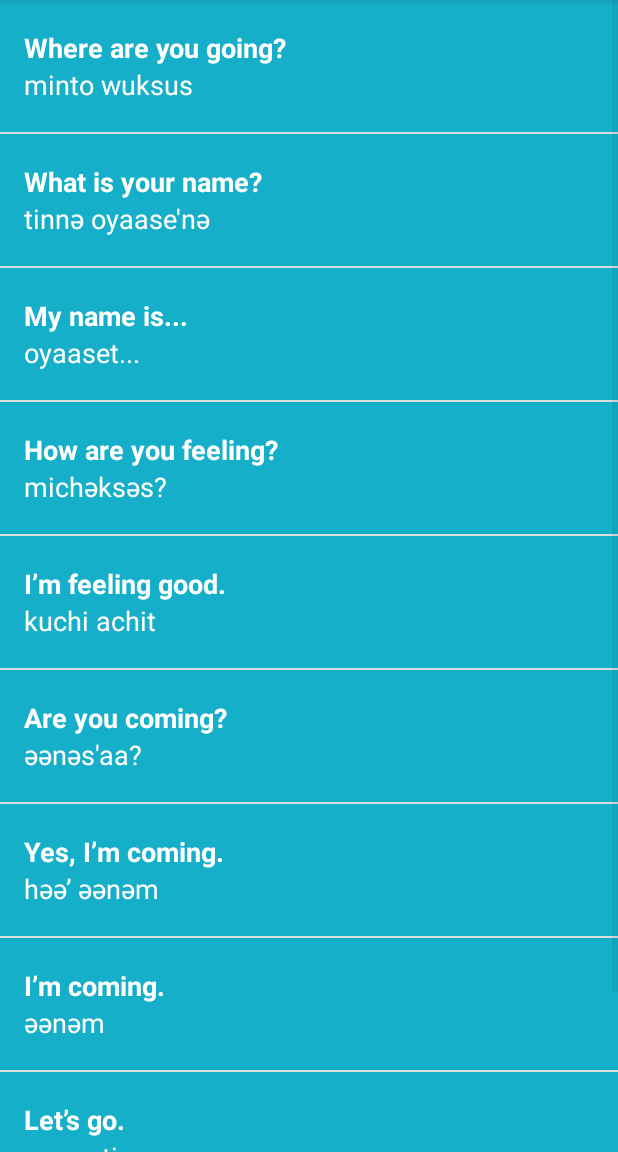
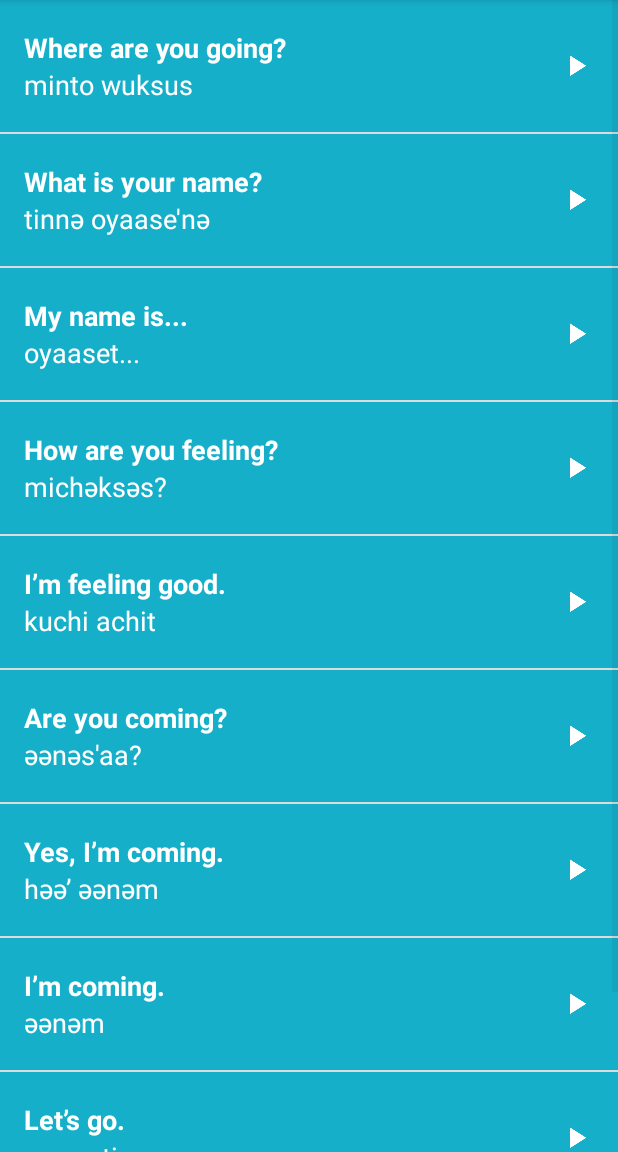
Before and after one commit to dirtfeast/Miwok, an Android app: the PhrasesActivity screen opened directly, with no data from a screen before it, on a phone screen of 412 x 824 dp, the part 84-1236 px from its top. Run offline under Robolectric (Android 15) with nearby library versions, the phone set to English and light mode, and no system bars.

Commit message:
Change to RelativeLayout, add icon at right hinting to play sound

```diff
--- a/app/src/main/res/layout/list_item.xml
+++ b/app/src/main/res/layout/list_item.xml
@@ -1,52 +1,64 @@
 <?xml version="1.0" encoding="utf-8"?>
 
 <!-- Layout for a single list item -->
-<LinearLayout xmlns:android="http://schemas.android.com/apk/res/android"
+<RelativeLayout
+    xmlns:android="http://schemas.android.com/apk/res/android"
     xmlns:tool="http://schemas.android.com/tools"
     android:layout_width="match_parent"
-    android:layout_height="match_parent"
+    android:layout_height="@dimen/list_item_height"
     android:background="@color/tan_background"
-    android:orientation="horizontal">
+    android:minHeight="@dimen/list_item_height"
+    >
 
     <ImageView
         android:id="@+id/list_item_icon"
-        android:layout_width="@dimen/list_item_height"
+        android:layout_width="@dimen/list_item_width"
         android:layout_height="@dimen/list_item_height"
-        android:background="@color/tan_background" />
+        />
 
-    <LinearLayout
+    <RelativeLayout
         android:id="@+id/category_color"
-        android:layout_width="0dp"
+        android:layout_width="match_parent"
         android:layout_height="@dimen/list_item_height"
+        android:layout_alignParentBottom="true"
+        android:layout_alignParentRight="true"
+        android:layout_alignParentTop="true"
+        android:layout_toRightOf="@id/list_item_icon"
         android:orientation="vertical"
-        android:layout_weight="4"
+        android:paddingLeft="16dp"
         >
 
         <TextView
             android:id="@+id/word_miwok"
             android:layout_width="match_parent"
-            android:layout_height="0dp"
             android:layout_weight="1"
+            android:layout_height="44dp"
             android:gravity="bottom"
-            android:paddingLeft="16dp"
             android:textAppearance="?android:textAppearanceMedium"
             android:textColor="@android:color/white"
-            android:textSize="18sp"
             android:textStyle="bold"
             tool:text="Miwok" />
 
         <TextView
             android:id="@+id/word_english"
             android:layout_width="match_parent"
-            android:layout_height="0dp"
+            android:layout_height="44dp"
             android:layout_weight="1"
             android:gravity="top"
-            android:paddingLeft="16dp"
+            android:layout_below="@id/word_miwok"
             android:textAppearance="?android:textAppearanceMedium"
             android:textColor="@android:color/white"
-            android:textSize="18sp"
             tool:text="English" />
 
-    </LinearLayout>
+        <ImageView
+            android:layout_width="24dp"
+            android:layout_height="24dp"
+            android:layout_marginRight="16dp"
+            android:src="@drawable/ic_play_white"
+            android:layout_alignParentRight="true"
+            android:layout_centerVertical="true"
+            />
 
-</LinearLayout>
+    </RelativeLayout>
+
+</RelativeLayout>
```
